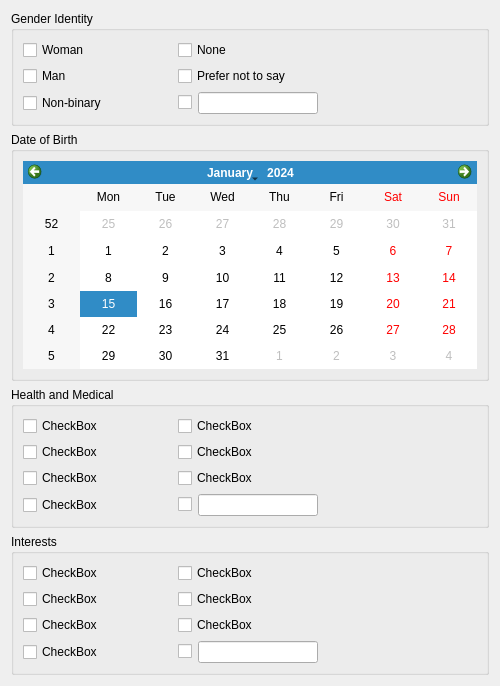
Above: ui/designs/user_profile_settings_widget.ui from Jacfogel/MHM before the change. Below: the same form after it.
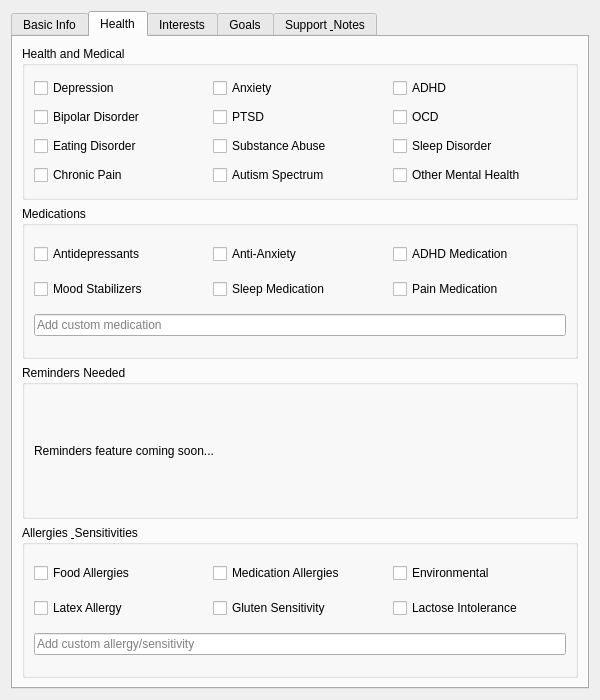
That is the form after the change. The open tabs and pages were chosen to show the change.

Commit message: docs: Update UI_MIGRATION_PLAN, TODO, and CHANGELOG for completed user profile dialog and personalization improvements

What changed in the file:
```diff
--- a/ui/designs/user_profile_settings_widget.ui
+++ b/ui/designs/user_profile_settings_widget.ui
@@ -6,27 +6,33 @@
    <rect>
     <x>0</x>
     <y>0</y>
-    <width>500</width>
-    <height>686</height>
+    <width>600</width>
+    <height>700</height>
    </rect>
   </property>
   <property name="windowTitle">
    <string>User Profile Settings</string>
   </property>
-  <layout class="QVBoxLayout" name="verticalLayout_3">
+  <layout class="QVBoxLayout" name="mainVerticalLayout">
+   <item>
+    <widget class="QTabWidget" name="tabWidget">
+     <property name="tabPosition">
+      <enum>QTabWidget::TabPosition::North</enum>
+     </property>
+     <property name="currentIndex">
+      <number>4</number>
+     </property>
+     <widget class="QWidget" name="tab_basic_info">
+      <attribute name="title">
+       <string>Basic Info</string>
+      </attribute>
+      <layout class="QVBoxLayout" name="verticalLayout_basic_info">
    <item>
     <widget class="QGroupBox" name="groupBox_gender_identity">
      <property name="title">
       <string>Gender Identity</string>
      </property>
-     <layout class="QGridLayout" name="gridLayout" columnstretch="1,1,1">
-      <item row="0" column="1">
-       <widget class="QCheckBox" name="checkBox_none">
-        <property name="text">
-         <string>None</string>
-        </property>
-       </widget>
-      </item>
+         <layout class="QGridLayout" name="gridLayout_gender">
       <item row="0" column="0">
        <widget class="QCheckBox" name="checkBox_woman">
         <property name="text">
@@ -34,89 +40,40 @@
         </property>
        </widget>
       </item>
-      <item row="1" column="1">
-       <widget class="QCheckBox" name="checkBox_prefer_not_to_say">
-        <property name="text">
-         <string>Prefer not to say</string>
-        </property>
-       </widget>
-      </item>
-      <item row="2" column="0">
-       <widget class="QCheckBox" name="checkBox_nonbinary">
-        <property name="text">
-         <string>Non-binary</string>
-        </property>
-       </widget>
-      </item>
-      <item row="2" column="1">
-       <widget class="QWidget" name="widget_checkBox_with_lineEdit_gender_identity" native="true">
-        <property name="sizePolicy">
-         <sizepolicy hsizetype="Minimum" vsizetype="Fixed">
-          <horstretch>0</horstretch>
-          <verstretch>0</verstretch>
-         </sizepolicy>
-        </property>
-        <layout class="QHBoxLayout" name="horizontalLayout_6" stretch="0,1">
-         <property name="leftMargin">
-          <number>0</number>
-         </property>
-         <property name="topMargin">
-          <number>0</number>
-         </property>
-         <property name="rightMargin">
-          <number>10</number>
-         </property>
-         <property name="bottomMargin">
-          <number>0</number>
-         </property>
-         <item>
-          <widget class="QCheckBox" name="checkBox_custom_entry_gender_identity">
-           <property name="text">
-            <string/>
-           </property>
-          </widget>
-         </item>
-         <item>
-          <widget class="QLineEdit" name="lineEdit_custom_entry_gender_identity">
-           <property name="sizePolicy">
-            <sizepolicy hsizetype="Minimum" vsizetype="Fixed">
-             <horstretch>0</horstretch>
-             <verstretch>0</verstretch>
-            </sizepolicy>
-           </property>
-           <property name="toolTip">
-            <string>&lt;html&gt;&lt;head/&gt;&lt;body&gt;&lt;p&gt;&lt;br/&gt;&lt;/p&gt;&lt;/body&gt;&lt;/html&gt;</string>
-           </property>
-           <property name="whatsThis">
-            <string>&lt;html&gt;&lt;head/&gt;&lt;body&gt;&lt;p&gt;&lt;br/&gt;&lt;/p&gt;&lt;/body&gt;&lt;/html&gt;</string>
-           </property>
-           <property name="text">
-            <string/>
-           </property>
-          </widget>
-         </item>
-        </layout>
-       </widget>
-      </item>
-      <item row="1" column="0">
+          <item row="0" column="1">
        <widget class="QCheckBox" name="checkBox_man">
         <property name="text">
          <string>Man</string>
         </property>
        </widget>
       </item>
-      <item row="0" column="2" rowspan="3">
-       <spacer name="horizontalSpacer">
-        <property name="orientation">
-         <enum>Qt::Orientation::Horizontal</enum>
-        </property>
-        <property name="sizeHint" stdset="0">
-         <size>
-          <width>40</width>
-          <height>20</height>
-         </size>
-        </property>
-       </spacer>
+          <item row="0" column="2">
+           <widget class="QCheckBox" name="checkBox_nonbinary">
+            <property name="text">
+             <string>Non-binary</string>
+            </property>
+           </widget>
+          </item>
+          <item row="1" column="0">
+           <widget class="QCheckBox" name="checkBox_none">
+            <property name="text">
+             <string>None</string>
+            </property>
+           </widget>
+          </item>
+          <item row="1" column="1">
+           <widget class="QCheckBox" name="checkBox_prefer_not_to_say">
+            <property name="text">
+             <string>Prefer not to say</string>
+            </property>
+           </widget>
+          </item>
+          <item row="1" column="2">
+           <widget class="QLineEdit" name="lineEdit_custom_gender">
+            <property name="placeholderText">
+             <string>Custom...</string>
+            </property>
+           </widget>
       </item>
      </layout>
     </widget>
@@ -126,7 +83,7 @@
      <property name="title">
       <string>Date of Birth</string>
      </property>
-     <layout class="QVBoxLayout" name="verticalLayout_4">
+         <layout class="QVBoxLayout" name="verticalLayout_dob">
       <item>
        <widget class="QCalendarWidget" name="calendarWidget_date_of_birth"/>
       </item>
@@ -134,233 +91,522 @@
     </widget>
    </item>
    <item>
+        <widget class="QGroupBox" name="groupBox_timezone">
+         <property name="title">
+          <string>Timezone</string>
+         </property>
+         <layout class="QVBoxLayout" name="verticalLayout_timezone">
+          <item>
+           <widget class="QComboBox" name="comboBox_timezone">
+            <property name="enabled">
+             <bool>false</bool>
+            </property>
+            <property name="placeholderText">
+             <string>Timezone selection coming soon...</string>
+            </property>
+           </widget>
+          </item>
+         </layout>
+        </widget>
+       </item>
+      </layout>
+     </widget>
+     <widget class="QWidget" name="tab_health">
+      <attribute name="title">
+       <string>Health</string>
+      </attribute>
+      <layout class="QVBoxLayout" name="verticalLayout_health">
+       <item>
     <widget class="QGroupBox" name="groupBox_medical">
      <property name="title">
-      <string>Health and Medical </string>
-     </property>
-     <layout class="QGridLayout" name="gridLayout_2" columnstretch="1,1,1" columnminimumwidth="0,0,0">
-      <item row="3" column="1">
-       <widget class="QWidget" name="widget_checkBox_with_lineEdit_medical" native="true">
-        <layout class="QHBoxLayout" name="horizontalLayout_4" stretch="0,1">
-         <property name="leftMargin">
-          <number>0</number>
-         </property>
-         <property name="topMargin">
-          <number>0</number>
-         </property>
-         <property name="rightMargin">
-          <number>10</number>
-         </property>
-         <property name="bottomMargin">
-          <number>0</number>
-         </property>
-         <item>
-          <widget class="QCheckBox" name="checkBox_custom_entry_medical">
+          <string>Health and Medical</string>
+         </property>
+         <layout class="QGridLayout" name="gridLayout_medical">
+          <item row="0" column="0">
+           <widget class="QCheckBox" name="checkBox_depression">
+            <property name="text">
+             <string>Depression</string>
+            </property>
+           </widget>
+          </item>
+          <item row="0" column="1">
+           <widget class="QCheckBox" name="checkBox_anxiety">
+            <property name="text">
+             <string>Anxiety</string>
+            </property>
+           </widget>
+          </item>
+          <item row="0" column="2">
+           <widget class="QCheckBox" name="checkBox_adhd">
+            <property name="text">
+             <string>ADHD</string>
+            </property>
+           </widget>
+          </item>
+          <item row="1" column="0">
+           <widget class="QCheckBox" name="checkBox_bipolar">
+            <property name="text">
+             <string>Bipolar Disorder</string>
+            </property>
+           </widget>
+          </item>
+          <item row="1" column="1">
+           <widget class="QCheckBox" name="checkBox_ptsd">
            <property name="text">
-            <string/>
+             <string>PTSD</string>
            </property>
           </widget>
          </item>
-         <item>
-          <widget class="QLineEdit" name="lineEdit_custom_entry_medical">
-           <property name="sizePolicy">
-            <sizepolicy hsizetype="Preferred" vsizetype="Fixed">
-             <horstretch>0</horstretch>
-             <verstretch>0</verstretch>
-            </sizepolicy>
-           </property>
-           <property name="toolTip">
-            <string>&lt;html&gt;&lt;head/&gt;&lt;body&gt;&lt;p&gt;&lt;br/&gt;&lt;/p&gt;&lt;/body&gt;&lt;/html&gt;</string>
-           </property>
-           <property name="whatsThis">
-            <string>&lt;html&gt;&lt;head/&gt;&lt;body&gt;&lt;p&gt;&lt;br/&gt;&lt;/p&gt;&lt;/body&gt;&lt;/html&gt;</string>
-           </property>
+          <item row="1" column="2">
+           <widget class="QCheckBox" name="checkBox_ocd">
+            <property name="text">
+             <string>OCD</string>
+            </property>
+           </widget>
+          </item>
+          <item row="2" column="0">
+           <widget class="QCheckBox" name="checkBox_eating_disorder">
+            <property name="text">
+             <string>Eating Disorder</string>
+            </property>
+           </widget>
+          </item>
+          <item row="2" column="1">
+           <widget class="QCheckBox" name="checkBox_substance_abuse">
+            <property name="text">
+             <string>Substance Abuse</string>
+            </property>
+           </widget>
+          </item>
+          <item row="2" column="2">
+           <widget class="QCheckBox" name="checkBox_sleep_disorder">
            <property name="text">
-            <string/>
+             <string>Sleep Disorder</string>
            </property>
           </widget>
          </item>
-        </layout>
-       </widget>
-      </item>
-      <item row="2" column="1">
-       <widget class="QCheckBox" name="checkBox_7">
+          <item row="3" column="0">
+           <widget class="QCheckBox" name="checkBox_chronic_pain">
+            <property name="text">
+             <string>Chronic Pain</string>
+            </property>
+           </widget>
+          </item>
+          <item row="3" column="1">
+           <widget class="QCheckBox" name="checkBox_autism">
         <property name="text">
-         <string>CheckBox</string>
+             <string>Autism Spectrum</string>
         </property>
        </widget>
       </item>
+          <item row="3" column="2">
+           <widget class="QCheckBox" name="checkBox_other_mental_health">
+            <property name="text">
+             <string>Other Mental Health</string>
+            </property>
+           </widget>
+          </item>
+         </layout>
+        </widget>
+       </item>
+       <item>
+        <widget class="QGroupBox" name="groupBox_medications">
+         <property name="title">
+          <string>Medications</string>
+         </property>
+         <layout class="QGridLayout" name="gridLayout_medications">
       <item row="0" column="0">
-       <widget class="QCheckBox" name="checkBox">
+           <widget class="QCheckBox" name="checkBox_antidepressants">
         <property name="text">
-         <string>CheckBox</string>
+             <string>Antidepressants</string>
         </property>
        </widget>
       </item>
-      <item row="2" column="0">
-       <widget class="QCheckBox" name="checkBox_8">
+          <item row="0" column="1">
+           <widget class="QCheckBox" name="checkBox_anxiety_meds">
         <property name="text">
-         <string>CheckBox</string>
+             <string>Anti-Anxiety</string>
         </property>
        </widget>
       </item>
+          <item row="0" column="2">
+           <widget class="QCheckBox" name="checkBox_adhd_meds">
+            <property name="text">
+             <string>ADHD Medication</string>
+            </property>
+           </widget>
+          </item>
+          <item row="1" column="0">
+           <widget class="QCheckBox" name="checkBox_mood_stabilizers">
+            <property name="text">
+             <string>Mood Stabilizers</string>
+            </property>
+           </widget>
+          </item>
       <item row="1" column="1">
-       <widget class="QCheckBox" name="checkBox_3">
+           <widget class="QCheckBox" name="checkBox_sleep_meds">
         <property name="text">
-         <string>CheckBox</string>
+             <string>Sleep Medication</string>
         </property>
        </widget>
       </item>
-      <item row="3" column="0">
-       <widget class="QCheckBox" name="checkBox_5">
+          <item row="1" column="2">
+           <widget class="QCheckBox" name="checkBox_pain_meds">
         <property name="text">
-         <string>CheckBox</string>
+             <string>Pain Medication</string>
         </property>
        </widget>
       </item>
+          <item row="2" column="0" colspan="3">
+           <widget class="QLineEdit" name="lineEdit_custom_medications">
+            <property name="placeholderText">
+             <string>Add custom medication</string>
+            </property>
+           </widget>
+          </item>
+         </layout>
+        </widget>
+       </item>
+       <item>
+        <widget class="QGroupBox" name="groupBox_reminders_needed">
+         <property name="title">
+          <string>Reminders Needed</string>
+         </property>
+         <layout class="QVBoxLayout" name="verticalLayout_reminders_needed">
+          <item>
+           <widget class="QLabel" name="label_reminders_placeholder">
+            <property name="text">
+             <string>Reminders feature coming soon...</string>
+            </property>
+           </widget>
+          </item>
+         </layout>
+        </widget>
+       </item>
+       <item>
+        <widget class="QGroupBox" name="groupBox_allergies">
+         <property name="title">
+          <string>Allergies &amp; Sensitivities</string>
+         </property>
+         <layout class="QGridLayout" name="gridLayout_allergies">
+          <item row="0" column="0">
+           <widget class="QCheckBox" name="checkBox_food_allergies">
+            <property name="text">
+             <string>Food Allergies</string>
+            </property>
+           </widget>
+          </item>
       <item row="0" column="1">
-       <widget class="QCheckBox" name="checkBox_2">
+           <widget class="QCheckBox" name="checkBox_medication_allergies">
         <property name="text">
-         <string>CheckBox</string>
+             <string>Medication Allergies</string>
         </property>
        </widget>
       </item>
+          <item row="0" column="2">
+           <widget class="QCheckBox" name="checkBox_environmental_allergies">
+            <property name="text">
+             <string>Environmental</string>
+            </property>
+           </widget>
+          </item>
       <item row="1" column="0">
-       <widget class="QCheckBox" name="checkBox_4">
+           <widget class="QCheckBox" name="checkBox_latex_allergy">
         <property name="text">
-         <string>CheckBox</string>
+             <string>Latex Allergy</string>
         </property>
        </widget>
       </item>
-      <item row="0" column="2" rowspan="4">
-       <spacer name="horizontalSpacer_2">
-        <property name="orientation">
-         <enum>Qt::Orientation::Horizontal</enum>
-        </property>
-        <property name="sizeHint" stdset="0">
-         <size>
-          <width>40</width>
-          <height>20</height>
-         </size>
-        </property>
-       </spacer>
-      </item>
+          <item row="1" column="1">
+           <widget class="QCheckBox" name="checkBox_gluten_sensitivity">
+            <property name="text">
+             <string>Gluten Sensitivity</string>
+            </property>
+           </widget>
+          </item>
+          <item row="1" column="2">
+           <widget class="QCheckBox" name="checkBox_lactose_intolerance">
+            <property name="text">
+             <string>Lactose Intolerance</string>
+            </property>
+           </widget>
+          </item>
+          <item row="2" column="0" colspan="3">
+           <widget class="QLineEdit" name="lineEdit_custom_allergies">
+            <property name="placeholderText">
+             <string>Add custom allergy/sensitivity</string>
+            </property>
+           </widget>
+          </item>
      </layout>
     </widget>
    </item>
+      </layout>
+     </widget>
+     <widget class="QWidget" name="tab_interests">
+      <attribute name="title">
+       <string>Interests</string>
+      </attribute>
+      <layout class="QVBoxLayout" name="verticalLayout_interests">
    <item>
-    <widget class="QGroupBox" name="groupBox">
+        <widget class="QGroupBox" name="groupBox_interests">
      <property name="title">
       <string>Interests</string>
      </property>
-     <layout class="QGridLayout" name="gridLayout_3" columnstretch="1,1,1">
+         <layout class="QGridLayout" name="gridLayout_interests">
+          <item row="0" column="0">
+           <widget class="QCheckBox" name="checkBox_reading">
+            <property name="text">
+             <string>Reading</string>
+            </property>
+           </widget>
+          </item>
       <item row="0" column="1">
-       <widget class="QCheckBox" name="checkBox_10">
+           <widget class="QCheckBox" name="checkBox_writing">
         <property name="text">
-         <string>CheckBox</string>
+             <string>Writing</string>
         </property>
        </widget>
       </item>
-      <item row="2" column="1">
-       <widget class="QCheckBox" name="checkBox_15">
+          <item row="0" column="2">
+           <widget class="QCheckBox" name="checkBox_music">
         <property name="text">
-         <string>CheckBox</string>
+             <string>Music</string>
         </property>
        </widget>
       </item>
       <item row="1" column="0">
-       <widget class="QCheckBox" name="checkBox_11">
+           <widget class="QCheckBox" name="checkBox_art">
         <property name="text">
-         <string>CheckBox</string>
+             <string>Art &amp; Drawing</string>
         </property>
        </widget>
       </item>
-      <item row="3" column="0">
-       <widget class="QCheckBox" name="checkBox_13">
+          <item row="1" column="1">
+           <widget class="QCheckBox" name="checkBox_gaming">
         <property name="text">
-         <string>CheckBox</string>
+             <string>Gaming</string>
         </property>
        </widget>
       </item>
-      <item row="0" column="0">
-       <widget class="QCheckBox" name="checkBox_9">
+          <item row="1" column="2">
+           <widget class="QCheckBox" name="checkBox_cooking">
         <property name="text">
-         <string>CheckBox</string>
+             <string>Cooking</string>
         </property>
        </widget>
       </item>
       <item row="2" column="0">
-       <widget class="QCheckBox" name="checkBox_16">
+           <widget class="QCheckBox" name="checkBox_exercise">
         <property name="text">
-         <string>CheckBox</string>
+             <string>Exercise</string>
         </property>
        </widget>
       </item>
-      <item row="1" column="1">
-       <widget class="QCheckBox" name="checkBox_12">
+          <item row="2" column="1">
+           <widget class="QCheckBox" name="checkBox_nature">
         <property name="text">
-         <string>CheckBox</string>
+             <string>Nature &amp; Outdoors</string>
         </property>
        </widget>
       </item>
+          <item row="2" column="2">
+           <widget class="QCheckBox" name="checkBox_technology">
+            <property name="text">
+             <string>Technology</string>
+            </property>
+           </widget>
+          </item>
+          <item row="3" column="0">
+           <widget class="QCheckBox" name="checkBox_photography">
+            <property name="text">
+             <string>Photography</string>
+            </property>
+           </widget>
+          </item>
       <item row="3" column="1">
-       <widget class="QWidget" name="widget_checkBox_with_lineEdit" native="true">
-        <layout class="QHBoxLayout" name="horizontalLayout_5" stretch="0,1">
-         <property name="leftMargin">
-          <number>0</number>
-         </property>
-         <property name="topMargin">
-          <number>0</number>
-         </property>
-         <property name="rightMargin">
-          <number>10</number>
-         </property>
-         <property name="bottomMargin">
-          <number>0</number>
+           <widget class="QCheckBox" name="checkBox_travel">
+            <property name="text">
+             <string>Travel</string>
+            </property>
+           </widget>
+          </item>
+          <item row="3" column="2">
+           <widget class="QCheckBox" name="checkBox_volunteering">
+            <property name="text">
+             <string>Volunteering</string>
+            </property>
+           </widget>
+          </item>
+          <item row="4" column="0" colspan="3">
+           <widget class="QLineEdit" name="lineEdit_custom_interest">
+            <property name="placeholderText">
+             <string>Add custom interest</string>
+            </property>
+           </widget>
+          </item>
+         </layout>
+        </widget>
+       </item>
+       <item>
+        <widget class="QGroupBox" name="groupBox_activities_for_encouragement">
+         <property name="title">
+          <string>Activities for Encouragement</string>
          </property>
+         <layout class="QVBoxLayout" name="verticalLayout_activities_for_encouragement">
          <item>
-          <widget class="QCheckBox" name="checkBox_custom_entry">
+           <widget class="QLabel" name="label_activities_placeholder">
            <property name="text">
-            <string/>
+             <string>Activities for encouragement coming soon...</string>
            </property>
           </widget>
          </item>
+         </layout>
+        </widget>
+       </item>
+      </layout>
+     </widget>
+     <widget class="QWidget" name="tab_goals">
+      <attribute name="title">
+       <string>Goals</string>
+      </attribute>
+      <layout class="QVBoxLayout" name="verticalLayout_goals">
          <item>
-          <widget class="QLineEdit" name="lineEdit_custom_entry">
-           <property name="sizePolicy">
-            <sizepolicy hsizetype="Preferred" vsizetype="Fixed">
-             <horstretch>0</horstretch>
-             <verstretch>0</verstretch>
-            </sizepolicy>
-           </property>
-           <property name="toolTip">
-            <string>&lt;html&gt;&lt;head/&gt;&lt;body&gt;&lt;p&gt;&lt;br/&gt;&lt;/p&gt;&lt;/body&gt;&lt;/html&gt;</string>
-           </property>
-           <property name="whatsThis">
-            <string>&lt;html&gt;&lt;head/&gt;&lt;body&gt;&lt;p&gt;&lt;br/&gt;&lt;/p&gt;&lt;/body&gt;&lt;/html&gt;</string>
-           </property>
+        <widget class="QGroupBox" name="groupBox_goals">
+         <property name="title">
+          <string>Goals &amp; Aspirations</string>
+         </property>
+         <layout class="QGridLayout" name="gridLayout_goals">
+          <item row="0" column="0">
+           <widget class="QCheckBox" name="checkBox_mental_health_goals">
+            <property name="text">
+             <string>Mental Health</string>
+            </property>
+           </widget>
+          </item>
+          <item row="0" column="1">
+           <widget class="QCheckBox" name="checkBox_physical_health_goals">
+            <property name="text">
+             <string>Physical Health</string>
+            </property>
+           </widget>
+          </item>
+          <item row="0" column="2">
+           <widget class="QCheckBox" name="checkBox_career_goals">
            <property name="text">
-            <string/>
+             <string>Career</string>
            </property>
           </widget>
          </item>
+          <item row="1" column="0">
+           <widget class="QCheckBox" name="checkBox_education_goals">
+            <property name="text">
+             <string>Education</string>
+            </property>
+           </widget>
+          </item>
+          <item row="1" column="1">
+           <widget class="QCheckBox" name="checkBox_relationship_goals">
+            <property name="text">
+             <string>Relationships</string>
+            </property>
+           </widget>
+          </item>
+          <item row="1" column="2">
+           <widget class="QCheckBox" name="checkBox_financial_goals">
+            <property name="text">
+             <string>Financial</string>
+            </property>
+           </widget>
+          </item>
+          <item row="2" column="0">
+           <widget class="QCheckBox" name="checkBox_creative_goals">
+            <property name="text">
+             <string>Creative</string>
+            </property>
+           </widget>
+          </item>
+          <item row="2" column="1">
+           <widget class="QCheckBox" name="checkBox_social_goals">
+            <property name="text">
+             <string>Social</string>
+            </property>
+           </widget>
+          </item>
+          <item row="2" column="2">
+           <widget class="QCheckBox" name="checkBox_spiritual_goals">
+            <property name="text">
+             <string>Spiritual</string>
+            </property>
+           </widget>
+          </item>
+          <item row="3" column="0" colspan="3">
+           <widget class="QLineEdit" name="lineEdit_custom_goal">
+            <property name="placeholderText">
+             <string>Add custom goal</string>
+            </property>
+           </widget>
+          </item>
         </layout>
        </widget>
       </item>
-      <item row="0" column="2" rowspan="4">
-       <spacer name="horizontalSpacer_3">
-        <property name="orientation">
-         <enum>Qt::Orientation::Horizontal</enum>
-        </property>
-        <property name="sizeHint" stdset="0">
-         <size>
-          <width>40</width>
-          <height>20</height>
-         </size>
-        </property>
-       </spacer>
-      </item>
-     </layout>
+       <item>
+        <widget class="QGroupBox" name="groupBox_goals_placeholder">
+         <property name="title">
+          <string>Goals (detailed entry coming soon)</string>
+         </property>
+         <layout class="QVBoxLayout" name="verticalLayout_goals_placeholder">
+          <item>
+           <widget class="QLabel" name="label_goals_placeholder">
+            <property name="text">
+             <string>Detailed goals entry coming soon...</string>
+            </property>
+           </widget>
+          </item>
+         </layout>
+        </widget>
+       </item>
+      </layout>
+     </widget>
+     <widget class="QWidget" name="tab_support_notes">
+      <attribute name="title">
+       <string>Support &amp; Notes</string>
+      </attribute>
+      <layout class="QVBoxLayout" name="verticalLayout_support_notes">
+       <item>
+        <widget class="QGroupBox" name="groupBox_loved_ones">
+         <property name="title">
+          <string>Loved Ones &amp; Support Network</string>
+         </property>
+         <layout class="QVBoxLayout" name="verticalLayout_loved_ones">
+          <item>
+           <widget class="QTextEdit" name="textEdit_loved_ones">
+            <property name="placeholderText">
+             <string>List important people in your life (family, friends, therapists, etc.) and their relationships to you...</string>
+            </property>
+           </widget>
+          </item>
+         </layout>
+        </widget>
+       </item>
+       <item>
+        <widget class="QGroupBox" name="groupBox_notes">
+         <property name="title">
+          <string>Additional Notes</string>
+         </property>
+         <layout class="QVBoxLayout" name="verticalLayout_notes">
+          <item>
+           <widget class="QTextEdit" name="textEdit_notes">
+            <property name="placeholderText">
+             <string>Any additional information you'd like to share about yourself, your preferences, or anything else that might help personalize your experience...</string>
+            </property>
+           </widget>
+          </item>
+         </layout>
+        </widget>
+       </item>
+      </layout>
+     </widget>
     </widget>
    </item>
   </layout>
```
Lines whose indentation alone changed are shown as unchanged. The commit also changes 80 other files.
